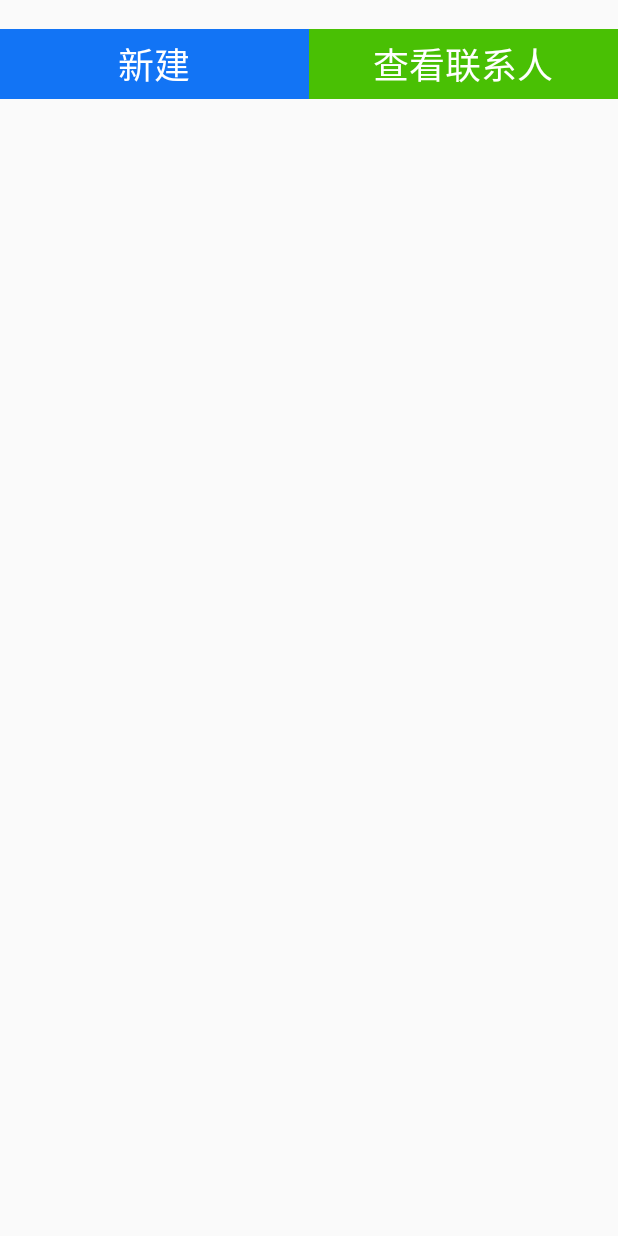
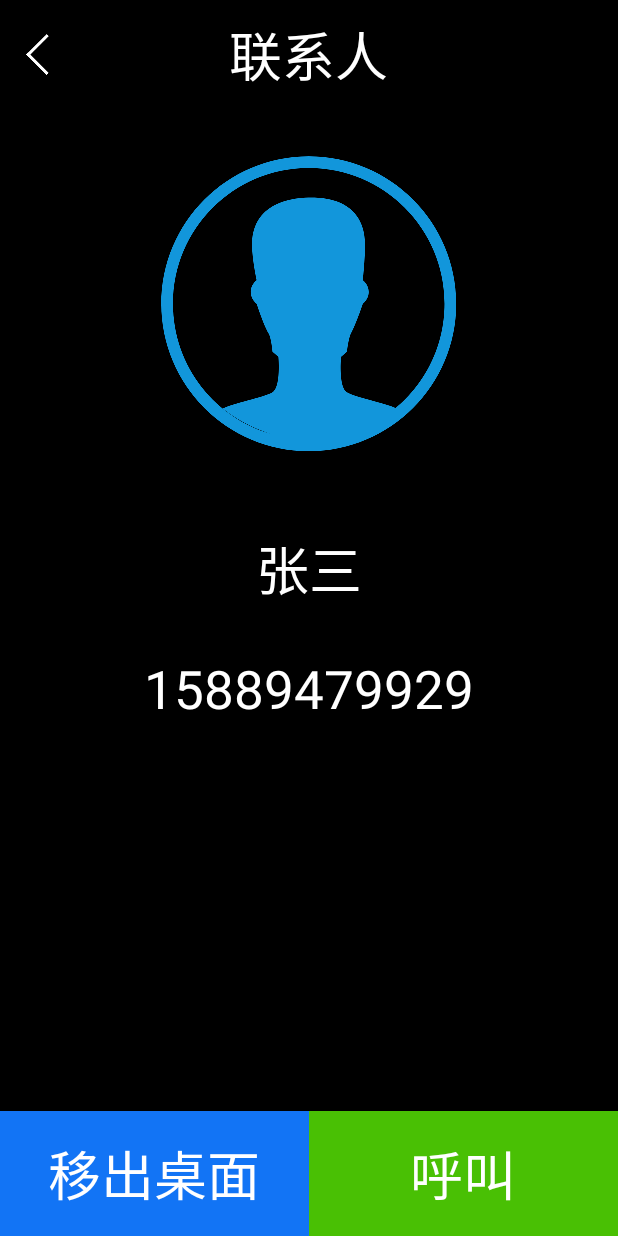
Before and after one commit to hcd2016/TelePhoneDesktop, an Android app: the FamilyDetailActivity screen opened directly, with no data from a screen before it, on a phone screen of 412 x 824 dp. Run offline under Robolectric (Android 15) with nearby library versions, the phone set to English and light mode, and no system bars; our stand-ins replace ButterKnife, EventBus; libraries missing offline, so code that uses them is left out: com.chad.library.

Commit message:
ui调整, 亲情

```diff
--- a/app/src/main/AndroidManifest.xml
+++ b/app/src/main/AndroidManifest.xml
@@ -77,6 +77,7 @@
         <activity android:name=".desktop.Activity.SosActivity" />
         <activity android:name=".desktop.Activity.TelephoneSettingActivity" />
         <activity android:name=".desktop.Activity.FamilyDetailActivity" />
+        <activity android:name=".desktop.Activity.FamilyChoiseActivity" />
         <!--<activity android:name=".desktop.Activity.NewMainActivity" />-->
 
         <activity
--- a/app/src/main/java/com/desktop/telephone/telephonedesktop/base/BaseActivity.java
+++ b/app/src/main/java/com/desktop/telephone/telephonedesktop/base/BaseActivity.java
@@ -22,17 +22,8 @@ import com.desktop.telephone.telephonedesktop.util.Constant;
 import com.desktop.telephone.telephonedesktop.util.SPUtil;
 import com.desktop.telephone.telephonedesktop.util.Utils;
 import com.desktop.telephone.telephonedesktop.view.CountTimer;
-import com.google.gson.JsonObject;
 
-import org.json.JSONException;
-import org.json.JSONObject;
-
-import okhttp3.internal.Util;
-import retrofit2.Call;
-import retrofit2.Callback;
-import retrofit2.Response;
-
-public class BaseActivity extends FragmentActivity {
+public class BaseActivity extends AppCompatActivity {
     public CountTimer countTimerView;
     public boolean isShowBanner = true;//通话界面不进入banner
 
--- a/app/src/main/java/com/desktop/telephone/telephonedesktop/desktop/Activity/FamilyDetailActivity.java
+++ b/app/src/main/java/com/desktop/telephone/telephonedesktop/desktop/Activity/FamilyDetailActivity.java
@@ -1,18 +1,40 @@
 package com.desktop.telephone.telephonedesktop.desktop.Activity;
 
+import android.graphics.Color;
+import android.os.Build;
 import android.os.Bundle;
 import android.support.annotation.Nullable;
+import android.view.Window;
+import android.view.WindowManager;
 
 import com.desktop.telephone.telephonedesktop.R;
 import com.desktop.telephone.telephonedesktop.base.BaseActivity;
 
 /**
- * 亲情号码详情
+ * 亲情号码详情,添加过的
  */
 public class FamilyDetailActivity extends BaseActivity{
     @Override
     protected void onCreate(@Nullable Bundle savedInstanceState) {
         super.onCreate(savedInstanceState);
+        translucentStatus();
         setContentView(R.layout.activity_family_detail);
     }
+
+    //透明状态栏
+    public void translucentStatus() {
+        //透明状态栏
+        getWindow().requestFeature(Window.FEATURE_NO_TITLE);
+        if (Build.VERSION.SDK_INT >= Build.VERSION_CODES.LOLLIPOP) {
+            Window window = getWindow();
+            window.clearFlags(WindowManager.LayoutParams.FLAG_TRANSLUCENT_STATUS
+                    | WindowManager.LayoutParams.FLAG_TRANSLUCENT_NAVIGATION);
+//            window.getDecorView().setSystemUiVisibility(View.SYSTEM_UI_FLAG_LAYOUT_FULLSCREEN
+//                    | View.SYSTEM_UI_FLAG_LAYOUT_HIDE_NAVIGATION
+//                    | View.SYSTEM_UI_FLAG_LAYOUT_STABLE);
+            window.addFlags(WindowManager.LayoutParams.FLAG_DRAWS_SYSTEM_BAR_BACKGROUNDS);
+            window.setStatusBarColor(Color.BLACK);
+            window.setNavigationBarColor(Color.BLACK);
+        }
+    }
 }
--- a/app/src/main/java/com/desktop/telephone/telephonedesktop/util/weather/GetLocationUtils.java
+++ b/app/src/main/java/com/desktop/telephone/telephonedesktop/util/weather/GetLocationUtils.java
@@ -13,6 +13,7 @@ import android.support.v4.content.ContextCompat;
 import android.support.v7.widget.RecyclerView;
 
 
+import java.util.List;
 import java.util.Locale;
 
 public class GetLocationUtils {
@@ -40,6 +41,7 @@ public class GetLocationUtils {
         Location location = null;
         if (ContextCompat.checkSelfPermission(context, Manifest.permission.ACCESS_COARSE_LOCATION) == PackageManager.PERMISSION_GRANTED
                 && ContextCompat.checkSelfPermission(context,Manifest.permission.ACCESS_FINE_LOCATION) == PackageManager.PERMISSION_GRANTED){
+            List<String> allProviders = locationManager.getAllProviders();
             location = locationManager.getLastKnownLocation(provider);
             //获取位置需要访问Google提供的服务进行位置解析，比较耗时所以就放在task中，（其实在Android6.0及以下，可以直接放在主线程中执行，Android8.0必须放在Task中）
             new GetCityNameByGeocoder(context,geocoder).execute(location);
--- a/app/src/main/res/layout/activity_call.xml
+++ b/app/src/main/res/layout/activity_call.xml
@@ -11,10 +11,10 @@
         app:tabTextAppearance="@style/TablayoutTextSize30"
         android:id="@+id/tablayout"
         android:layout_width="match_parent"
-        android:layout_height="45dp"
+        android:layout_height="65dp"
         android:background="@color/colorPrimary"
         app:tabIndicatorColor="@color/gray_d5d"
-        app:tabIndicatorHeight="5dp"
+        app:tabIndicatorHeight="8dp"
         app:tabSelectedTextColor="@color/white"
         app:tabTextColor="@color/hint_color" />
 
--- a/app/src/main/res/layout/activity_family_detail.xml
+++ b/app/src/main/res/layout/activity_family_detail.xml
@@ -2,17 +2,64 @@
 <LinearLayout xmlns:android="http://schemas.android.com/apk/res/android"
     android:layout_width="match_parent"
     android:layout_height="match_parent"
+    xmlns:tools="http://schemas.android.com/tools"
     android:orientation="vertical">
 
-    <LinearLayout
+    <RelativeLayout
         android:layout_width="match_parent"
         android:layout_height="wrap_content"
-        android:orientation="vertical">
+        android:background="@color/black"
+        android:gravity="center_vertical"
+        android:orientation="horizontal"
+        android:paddingBottom="10dp"
+        android:paddingTop="10dp">
+
+        <ImageView
+            android:id="@+id/iv_back"
+            android:layout_width="50dp"
+            android:layout_height="30dp"
+            android:layout_centerVertical="true"
+            android:src="@drawable/arrow_left_white" />
 
         <TextView
-            android:layout_width="match_parent"
+            android:layout_width="wrap_content"
+            android:layout_height="wrap_content"
+            android:layout_centerInParent="true"
+            android:text="联系人"
+            android:textColor="@color/white"
+            android:textSize="35sp" />
+    </RelativeLayout>
+
+
+    <LinearLayout
+        android:background="@color/black"
+        android:orientation="vertical"
+        android:layout_weight="1"
+        android:layout_width="match_parent"
+        android:layout_height="0dp">
+
+        <ImageView
+            android:layout_marginTop="30dp"
+            android:layout_gravity="center"
+            android:src="@drawable/iv_avatar"
+            android:layout_width="200dp"
+            android:layout_height="200dp" />
+        <TextView
+            android:layout_gravity="center"
+            android:layout_marginTop="50dp"
+            android:textColor="@color/white"
+            android:textSize="35sp"
+            android:text="张三"
+            android:layout_width="wrap_content"
             android:layout_height="wrap_content" />
-
+        <TextView
+            android:layout_gravity="center"
+            android:layout_marginTop="30dp"
+            android:textSize="35sp"
+            android:textColor="@color/white"
+            android:text="15889479929"
+            android:layout_width="wrap_content"
+            android:layout_height="wrap_content" />
     </LinearLayout>
 
     <LinearLayout
@@ -25,10 +72,10 @@
             android:layout_weight="1"
             android:background="@color/colorPrimary"
             android:gravity="center"
-            android:padding="5dp"
-            android:text="新建"
+            android:padding="15dp"
+            android:text="移出桌面"
             android:textColor="@color/white"
-            android:textSize="24sp" />
+            android:textSize="35sp" />
 
         <TextView
             android:layout_width="0dp"
@@ -36,8 +83,8 @@
             android:layout_weight="1"
             android:background="@color/color_10"
             android:gravity="center"
-            android:text="查看联系人"
+            android:text="呼叫"
             android:textColor="@color/white"
-            android:textSize="24sp" />
+            android:textSize="35sp" />
     </LinearLayout>
 </LinearLayout>
--- a/app/src/main/res/layout/item_call.xml
+++ b/app/src/main/res/layout/item_call.xml
@@ -13,7 +13,7 @@
         android:layout_gravity="center"
         android:text="6"
         android:textColor="@color/text_333333"
-        android:textSize="30sp"
+        android:textSize="50sp"
         android:textStyle="bold"
         android:typeface="monospace" />
 
--- a/app/src/main/res/values/styles.xml
+++ b/app/src/main/res/values/styles.xml
@@ -34,7 +34,7 @@
         <item name="android:textSize">24sp</item>
     </style>
     <style name="TablayoutTextSize30" >
-        <item name="android:textSize">20sp</item>
+        <item name="android:textSize">28sp</item>
     </style>
     <style name="TablayoutTextSize18" >
         <item name="android:textSize">18sp</item>
```
Also changed, not shown: app/src/main/java/com/desktop/telephone/telephonedesktop/desktop/Activity/FamilyChoiseActivity.java (added, +22 -0 lines), app/src/main/java/com/desktop/telephone/telephonedesktop/desktop/Activity/NewMainActivity.java (+43 -43 lines), app/src/main/java/com/desktop/telephone/telephonedesktop/desktop/fragment/ContactsListFragment.java (+4 -4 lines), app/src/main/res/layout/activity_family_choise.xml (added, +48 -0 lines), app/src/main/res/layout/fragment_call.xml (+10 -10 lines), app/src/main/res/layout/fragment_call_records.xml (+4 -4 lines), app/src/main/res/layout/fragment_contacts_list.xml (+13 -13 lines), app/src/main/res/layout/item.xml (+5 -5 lines), app/src/main/res/layout/item_all_calls.xml (+7 -7 lines), app/src/main/res/layout/item_contacts.xml (+10 -10 lines), app/src/main/res/layout/item_main_view_pager.xml (+16 -23 lines), app/src/main/res/drawable-xxhdpi/iv_avatar.png (added).
